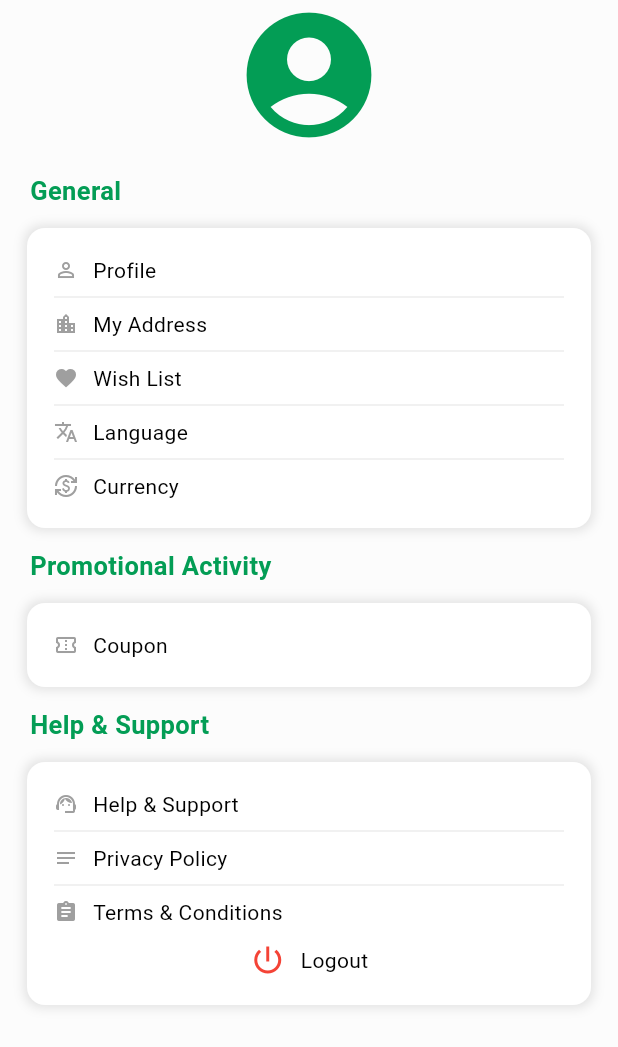
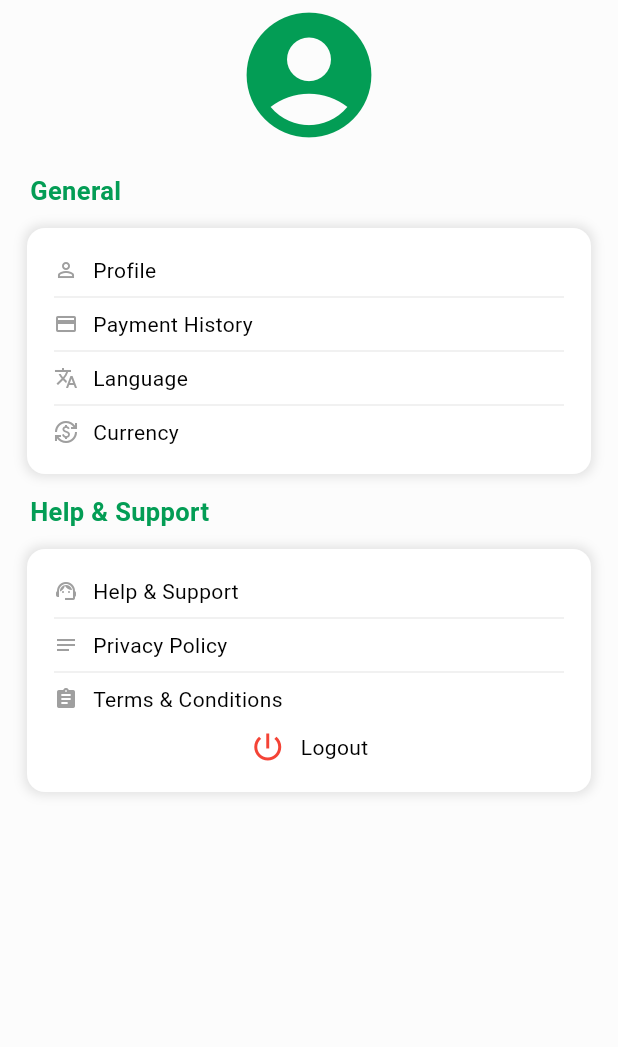
Before and after one commit to ai-rayhan/deliveryman_app, a Flutter app: the MenuScreen screen opened by its route, on a phone screen of 412 x 824 dp. Shown: the top 1047 px of the screen. Run offline on Flutter 3.47's test engine with Material 3 defaults, Android fonts, the phone set to English and light mode, and no system bars; our stand-ins replace device_preview, firebase_core, geocoding, geolocator, get, google_maps_flutter and 4 more; missing offline and left inert: responsive_navigation_bar; accounts and stored records are empty; network calls fail.

Commit message:
12-11-24

```diff
--- a/assets/translations/bn.json
+++ b/assets/translations/bn.json
@@ -221,6 +221,7 @@
     "cart_is_empty":"কার্ট খালি",
 
     "------------------Closed new------------------------": "------------------বন্ধ হয়েছেন------------------------",
-    "proposals":"প্রস্তাবিত"
+    "proposals":"প্রস্তাবিত",
+    "payment_history":"পেমেন্ট ইতিহাস"
 
 }
--- a/assets/translations/en.json
+++ b/assets/translations/en.json
@@ -229,6 +229,7 @@
     "cart_is_empty":"Cart is Empty",
 
     "------------------Closed new------------------------": "------------------Closed new------------------------",
-    "proposals":"Proposals"
+    "proposals":"Proposals",
+    "payment_history":"Payment History"
 
 }
--- a/lib/app.dart
+++ b/lib/app.dart
@@ -1,5 +1,6 @@
 import 'package:deliveryman_app/app/modules/auth/controllers/auth_controller.dart';
 import 'package:deliveryman_app/app/modules/currency/controllers/currency_controller.dart';
+import 'package:deliveryman_app/app/modules/order/controllers/order_controller.dart';
 import 'package:deliveryman_app/app/modules/profile/controllers/profile_controller.dart';
 import 'package:deliveryman_app/app/routes/app_pages.dart';
 import 'package:deliveryman_app/app/modules/language/controllers/language_controller.dart';
@@ -42,6 +43,7 @@ class InitialBindings extends Bindings {
  Get.put(ProfileController());
  Get.put(LocationController());
  Get.put(CurrencyController());
+ Get.put(OrderController());
 
 
   }
--- a/lib/app/modules/menu/views/menu_screen.dart
+++ b/lib/app/modules/menu/views/menu_screen.dart
@@ -48,16 +48,16 @@ class _MenuScreenState extends State<MenuScreen> {
                             ),
                             MenuItem(
                               routeName: Routes.addresses,
-                              icon: Icons.location_city,
-                              name: "my_address".translate,
+                              icon: Icons.payment,
+                              name: "payment_history".translate,
                               showDivider: true,
                             ),
-                            MenuItem(
-                               routeName: Routes.wishlist,
-                              icon: Icons.favorite_outlined,
-                              name: "wish_list".translate,
-                              showDivider: true,
-                            ),
+                            // MenuItem(
+                            //    routeName: Routes.wishlist,
+                            //   icon: Icons.favorite_outlined,
+                            //   name: "wish_list".translate,
+                            //   showDivider: true,
+                            // ),
                             MenuItem(
                               routeName: Routes.language,
                               icon: Icons.translate,
@@ -76,58 +76,6 @@ class _MenuScreenState extends State<MenuScreen> {
                       ),
                     ),
                     SizedBoxSpace.h10,
-
-                    // Promotional activity section
-                   SectionHeader(name: "promotional_activity".translate),
-                    SizedBoxSpace.h10,
-                    CustomCard(
-                      child: Padding(
-                        padding: const EdgeInsets.all(Dimensions.paddingSizeSmall),
-                        child: Column(
-                          children: [
-                            MenuItem(
-                              routeName: Routes.coupon,
-                              icon: Icons.confirmation_num_outlined,
-                              name: "coupon".translate,
-                              showDivider: false,
-                            ),
-                            // MenuItem(
-                            //   routeName: Routes.loyalityPoint,
-                            //   icon: Icons.monetization_on_outlined,
-                            //   name: "loyalty_point".translate,
-                            //   showDivider: false,
-                            // ),
-                          ],
-                        ),
-                      ),
-                    ),
-                    SizedBoxSpace.h10,
-
-                  // Refer and earn section
-                  // SectionHeader(name: "earnings".translate),
-                  //   SizedBoxSpace.h10,
-                  //   CustomCard(
-                  //     child: Padding(
-                  //       padding: const EdgeInsets.all(Dimensions.paddingSizeSmall),
-                  //       child: Column(
-                  //         children: [
-                  //           MenuItem(
-                  //             routeName: Routes.referAndEarn,
-                  //             icon: Icons.group_add_outlined,
-                  //             name: "refer_and_earn_title".translate,
-                  //             showDivider: true,
-                  //           ),
-                  //           MenuItem(
-                  //             routeName: Routes.joinAsDeliveryMan,
-                  //             icon: Icons.directions_bike_outlined,
-                  //             name: "join_as_delivery_man".translate,
-                  //             showDivider: false,
-                  //           ),
-                  //         ],
-                  //       ),
-                  //     ),
-                  //   ),
-                  //   SizedBoxSpace.h10,
 
                   // Help and support section
                     SectionHeader(
--- a/lib/app/modules/order/screens/running_order.dart
+++ b/lib/app/modules/order/screens/running_order.dart
@@ -65,7 +65,7 @@ class _RunningOrdersScreenState extends State<RunningOrdersScreen> {
             );
           }
 
-          if (controller.products.isEmpty) {
+          if (controller.orders.isEmpty) {
             return EmptyDataWidget(
               msg: 'no_order_found'.translate,
               image: AssetPath.termsIcon,
@@ -73,9 +73,9 @@ class _RunningOrdersScreenState extends State<RunningOrdersScreen> {
           }
           return ListView.builder(
             controller: scrollController,
-            itemCount: controller.products.length,
+            itemCount: controller.orders.length,
             itemBuilder: (context, index) {
-              final order = controller.products[index];
+              final order = controller.orders[index];
 
               return GestureDetector(
                 onTap: () {
--- a/lib/main.dart
+++ b/lib/main.dart
@@ -27,3 +27,9 @@ void main() async{
     ),
   );
 }
+
+
+
+//
+// Delivery Man App API List
+// https://deliveryman-app-api.onrender.com
```
Also changed, not shown: lib/app/modules/home/widgets/active_order_card.dart (+9 -2 lines), lib/app/modules/location/screens/select_current_location.dart (+6 -6 lines), lib/app/modules/order/controllers/order_controller.dart (+8 -8 lines), 1 other file.
